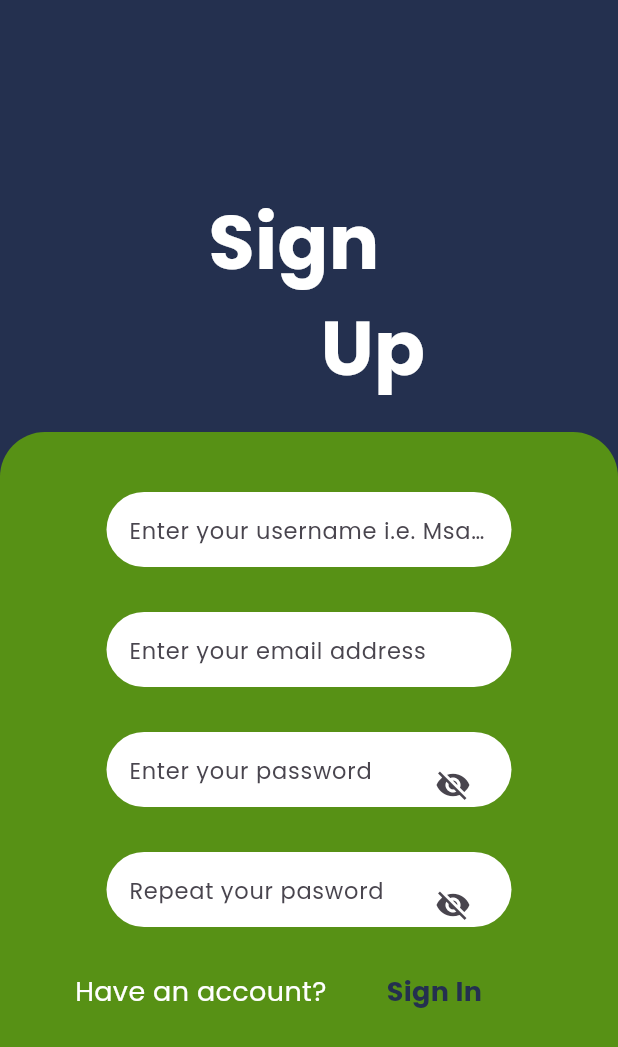
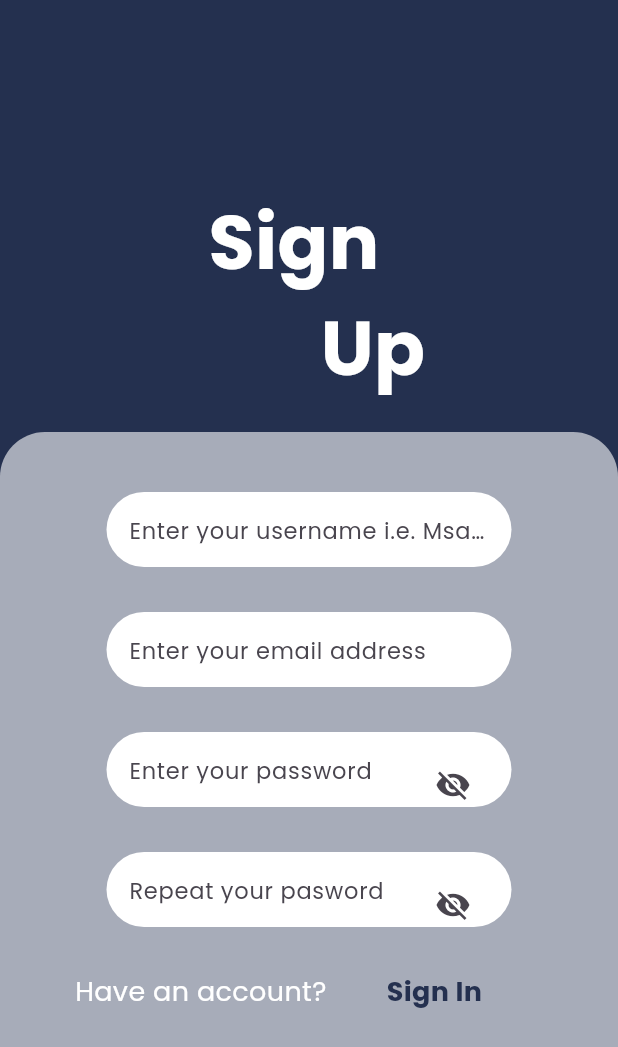
Before and after one commit to JohnGastone/Mwanafunzi-Portal, a Flutter app: the screen it shows after launch, on a phone screen of 412 x 824 dp. Shown: the top 1047 px of the screen. Run offline on Flutter 3.47's test engine with Material 3 defaults, Android fonts, the phone set to English and light mode, and no system bars; our stand-ins replace google_fonts.

Commit message:
Update build configuration and improve UI elements in SignUpPage

```diff
--- a/lib/Authentication/signUp.dart
+++ b/lib/Authentication/signUp.dart
@@ -72,7 +72,7 @@ class _SignUpPageState extends State<SignUpPage> {
               height: 600,
               width: double.maxFinite,
               decoration: BoxDecoration(
-                color: Color.fromARGB(255, 87, 145, 21),
+                color: Color.fromRGBO(255, 255, 255, 0.6),
                 borderRadius: BorderRadius.only(
                   topRight: Radius.circular(30),
                   topLeft: Radius.circular(30),
```
Also changed, not shown: 2 other files.
